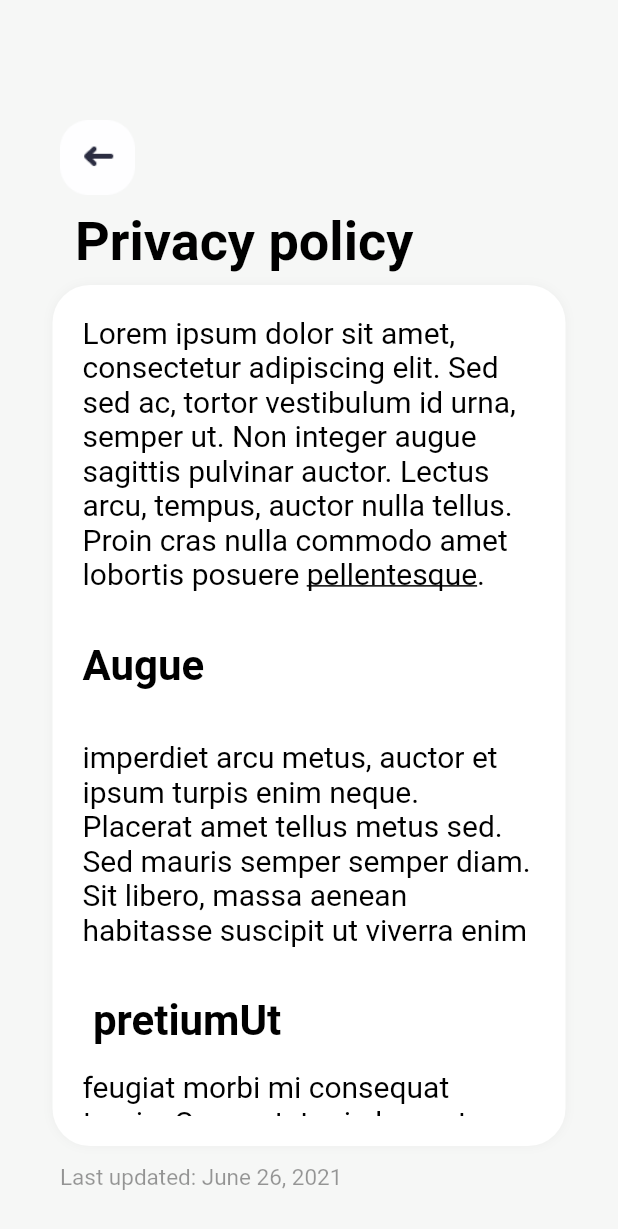
After one commit to S6Main/EV-Home-Gird, a Flutter app: the TermsPage screen opened directly, on a phone screen of 412 x 824 dp. The commit adds this screen. Shown: the top 1229 px of the screen. Run offline on Flutter 3.47's test engine with Material 2 defaults, Android fonts, the phone set to English and light mode, and no system bars; drawn by our look-alikes of styled_text; our stand-ins replace animated_text_kit, carousel_slider, dio, flutter_onboarding_slider, font_awesome_flutter, google_fonts and 6 more; missing offline and left inert: dart:ffi, flutter_animated_button, flutter_network_connectivity, flutter_polyline_points, place_picker, web3dart.

Commit message:
Stage 1
Privacy policy screen added

```diff
--- a/lib/_v2/others/sample.dart
+++ b/lib/_v2/others/sample.dart
@@ -15,7 +15,6 @@ class _WelcomePageState extends State<WelcomePage> {
   @override
   Widget build(BuildContext context) {
     return Scaffold(
-
-    );
+      );
   }
 }
--- /dev/null
+++ b/lib/_v2/stage_1/terms_page.dart
@@ -0,0 +1,109 @@
+import 'package:flutter/material.dart';
+import 'package:ev_homegrid/constants.dart';
+
+import '../_widgets/BackButton.dart';
+import 'package:styled_text/styled_text.dart';
+
+
+class TermsPage extends StatefulWidget {
+
+  const TermsPage({Key? key}) : super(key: key);
+
+  @override
+  State<TermsPage> createState() => _TermsPageState();
+}
+
+class _TermsPageState extends State<TermsPage> {
+
+
+  String _lastUpdated = 'June 26, 2021';
+  String _one = 'Lorem ipsum dolor sit amet, consectetur adipiscing elit. Sed sed ac, tortor vestibulum id urna, semper ut. Non integer augue sagittis pulvinar auctor. Lectus arcu, tempus, auctor nulla tellus. Proin cras nulla commodo amet lobortis posuere <link>pellentesque</link>.';
+  String  _two = 'imperdiet arcu metus, auctor et ipsum turpis enim neque. Placerat amet tellus metus sed. Sed mauris semper semper diam. Sit libero, massa aenean habitasse suscipit ut viverra enim';
+  String _three = 'feugiat morbi mi consequat turpis. Consectetur in laoreet libero mi, habitant mattis aliquet commodo. Sit sed risus quam vitae adipiscing volutpat quam sed arcu. Turpis ligula sollicitudin justo netus molestie ac sapien, turpis semper. Tincidunt congue nibh varius consectetur cursus. Porta viverra etiam duis ut. Pellentesque leo cras consectetur scelerisque. Viverra in leo ';
+  String _four = 'nunc in egestas sed. In blandit suspendisse at in posuere sit tortor. Auctor sollicitudin sit nulla massa.Orci purus nunc neque non gravida lectus egestas. Fames sit ullamcorper felis venenatis pulvinar. Viverra pharetra, vitae non enim. Vel, tristique nibh velit tristique.';
+  @override
+  Widget build(BuildContext context) {
+    return Scaffold(
+      body: Container(
+        child: Stack(
+          children : [
+            Container(
+              height: 140,
+              color: Colors.transparent,
+              child: BackButtonCustom()),
+            Padding(
+              padding: const EdgeInsets.only(left: 50,top: 140,right: 50),
+              child: Container(
+                height: 50,
+                color: Colors.transparent,
+                width: double.infinity,
+                alignment: Alignment.topLeft,
+                child: Text('Privacy policy', style: TextStyle(fontSize: 36,color: Colors.black, fontWeight: FontWeight.bold),),
+              ),
+            ),
+            Padding(
+              padding: const EdgeInsets.only(left: 35,top: 190 ,right: 35, bottom: 60),
+              child: Container(
+                height: double.infinity,
+                width: double.infinity,
+                decoration: BoxDecoration(
+                  borderRadius: BorderRadius.circular(25),
+                  color: Colors.white,
+                  boxShadow: [
+                    BoxShadow(
+                      blurRadius: 5,
+                      offset: Offset(0, 0),
+                      color: Colors.grey.withOpacity(0.1),),],
+                ),
+                child: Container(
+                  margin: EdgeInsets.only(top: 20,bottom: 20),
+                  child: new SingleChildScrollView(
+                    scrollDirection: Axis.vertical,//.horizontal
+                    child: Container(
+                      child: Padding(
+                        padding: const EdgeInsets.only(left: 20,right: 20),
+                        child:
+                        StyledText(
+                            text: '<normal>$_one</normal><title>\n\nAugue\n\n</title><normal>$_two</normal><title>\n\n pretiumUt</title>\n\n<normal>$_three</normal><title>\n\nAccumsan\n\n</title><normal>$_four</normal>',
+                            tags: {
+                              'normal':StyledTextTag(
+                                  style:TextStyle(fontWeight: FontWeight.normal, fontSize: 20, color: Colors.black),),
+                              'link':StyledTextTag(
+                                  style:TextStyle(fontWeight: FontWeight.normal, fontSize: 20, color: Colors.black,decoration: TextDecoration.underline),),
+                              'title':StyledTextTag(
+                                  style:TextStyle(fontWeight: FontWeight.bold, fontSize: 28, color: Colors.black),)
+                            },
+                        ),
+                        // child: new Text(
+                        //   "1 Description that is too long in text format(Here Data is coming from API) jdlksaf j klkjjflkdsjfkddfdfsdfds " +
+                        //   "2 Description that is too long in text format(Here Data is coming from API) d fsdfdsfsdfd dfdsfdsf sdfdsfsd d " +
+                        //   "3 Description that is too long in text format(Here Data is coming from API)  adfsfdsfdfsdfdsf   dsf dfd fds fs" +
+                        //   "4 Description that is too long in text format(Here Data is coming from API) dsaf dsafdfdfsd dfdsfsda fdas dsad" +
+                        //   "5 Description that is too long in text format(Here Data is coming from API) dsfdsfd fdsfds fds fdsf dsfds fds " +
+                        //   "6 Description that is too long in text format(Here Data is coming from API) asdfsdfdsf fsdf sdfsdfdsf sd dfdsf" +
+                        //   "7 Description that is too long in text format(Here Data is coming from API) df dsfdsfdsfdsfds df dsfds fds fsd" +
+                        //   "8 Description that is too long in text format(Here Data is coming from API)" +
+                        //   "9 Description that is too long in text format(Here Data is coming from API)" +
+                        //   "10 Description that is too long in text format(Here Data is coming from API)",
+                        //   style: new TextStyle(
+                        //     fontSize: 30, color: Colors.black,
+                        //   ),
+                        // ),
+                      ),
+                    ),
+                  ),
+                ),
+
+              ),
+            ),
+            Positioned(
+              bottom: 30,
+              child: Padding(
+                padding: const EdgeInsets.only(left: 40),
+                child: Text('Last updated: $_lastUpdated', style: TextStyle(fontSize: 15,color: Colors.black.withOpacity(0.4), fontWeight: FontWeight.normal),),
+              )),
+          ]
+        ),
+    ),);
+  }
+}
--- a/lib/navigation pages/home_page.dart
+++ b/lib/navigation pages/home_page.dart
@@ -77,6 +77,7 @@ class _HomePageState extends State<HomePage> {
   //v2
   TextEditingController _searchController = new TextEditingController();
   bool _isOnline = false;
+  bool _isExpanded = false;
 
   //ValueNotifier<int> _changeInIndex =ValueNotifier(0);  // used to notify the carousel to change the index
 
@@ -481,6 +482,10 @@ class _HomePageState extends State<HomePage> {
                                 readOnly: true,
                                 style: TextStyle(fontSize: 15.5,color: Color.fromARGB(255, 0, 0, 0)),
                                 onTap: () async {
+                                  print('tapped');
+                                  setState(() {
+                                    _isExpanded = true;
+                                  });
                                   // _isOnline = await hasNetwork();
                                   // if(!_isOnline){
                                   //   setState(() {
--- a/lib/navigation pages/main_page.dart
+++ b/lib/navigation pages/main_page.dart
@@ -10,7 +10,10 @@ import 'package:flutter/material.dart';
 
 //v2
 import '../_v2/_widgets/BottonNavBar.dart';
+import '../_v2/componets/SlideRightRoute.dart';
 import '../_v2/componets/globals.dart' as globals;
+import '../_v2/stage_1/terms_page.dart';
+import '../_v2/stage_0/wallet_page.dart';
 
 GlobalKey _key = GlobalKey();
 
@@ -37,7 +40,7 @@ class _MainPageState extends State<MainPage> {
     _bottomNavBar = BottomNavBar(this.callback);
   }
   void readName(){
-    if(globals.isOnline && globals.isLoggedIn && globals.isFirstTime && globals.currentIndex == 0){
+    if(globals.isOnline && !globals.isLoggedIn && globals.isFirstTime && globals.currentIndex == 0){
       _canShow = true;
       globals.isLoggedIn = true;
     }
@@ -196,9 +199,17 @@ class _MainPageState extends State<MainPage> {
                                             ),
                                       ),
                                     ),
-                                    Text('Terms and Conditions',
-                                        style: TextStyle(decoration: TextDecoration.underline,
-                                          fontSize: 14,fontWeight: FontWeight.normal, color: Color.fromARGB(255, 0, 0, 0)),),
+                                    Material(
+                                      child: InkWell(
+                                        onTap: () {
+                                          print('tapped on terms');
+                                          Navigator.push(context, SlideRightRoute(page: TermsPage()),);
+                                        },
+                                        child: Text('Terms and Conditions',
+                                            style: TextStyle(decoration: TextDecoration.underline,
+                                              fontSize: 14,fontWeight: FontWeight.normal, color: Color.fromARGB(255, 0, 0, 0)),),
+                                      ),
+                                    ),
                                   ],
                                 ),
                               ),
@@ -252,50 +263,8 @@ class _MainPageState extends State<MainPage> {
               ),
             ),
 
-
-
-              // Align(
-              //   child: Column(
-              //     mainAxisAlignment: MainAxisAlignment.center,
-              //     children: [
-              //       Container(
-              //         width: 330,
-              //         height: 40,
-              //         child: Row(
-              //           children: [
-              //             Expanded(child: Container(
-              //               color: Colors.transparent,
-              //             ),),
-              //             Material(
-              //               color: Colors.transparent,
-              //               child: InkWell(
-              //                 borderRadius: new BorderRadius.circular(20.0),
-              //                 onTap: (() {
-              //                   Navigator.of(context).pop();
-              //                 }),
-              //                 child: Container(
-              //                   width: 40,
-              //                   height: 40,
-              //                   color: Colors.transparent,
-              //                   child: Image.asset('assets/images/closeIcon_v2.png')
-              //                 ),
-              //               ),
-              //             ),
-              //           ],
-              //         ),
-              //       ),
-              //       SizedBox(height: 240),
-
-              //     ],
-              //   ),
-              // ),
             ]);
         }
         );
-        // print('key: ${_key.currentContext!.findRenderObject()}');
-        // RenderBox renderBox = _key.currentContext!.findRenderObject()! as RenderBox;
-        // Offset position = renderBox.localToGlobal(Offset.zero);
-        // print('postion is $position');
-
   }
 }
--- a/pubspec.yaml
+++ b/pubspec.yaml
@@ -56,6 +56,8 @@ dependencies:
   animated_text_kit: ^4.2.1
   internet_popup: ^1.0.4
   syncfusion_flutter_sliders: ^20.1.50
+  styled_text: ^5.1.0
+  #animations: ^2.0.2
 
 dev_dependencies:
   flutter_test:
```
Also changed, not shown: pubspec.lock.
